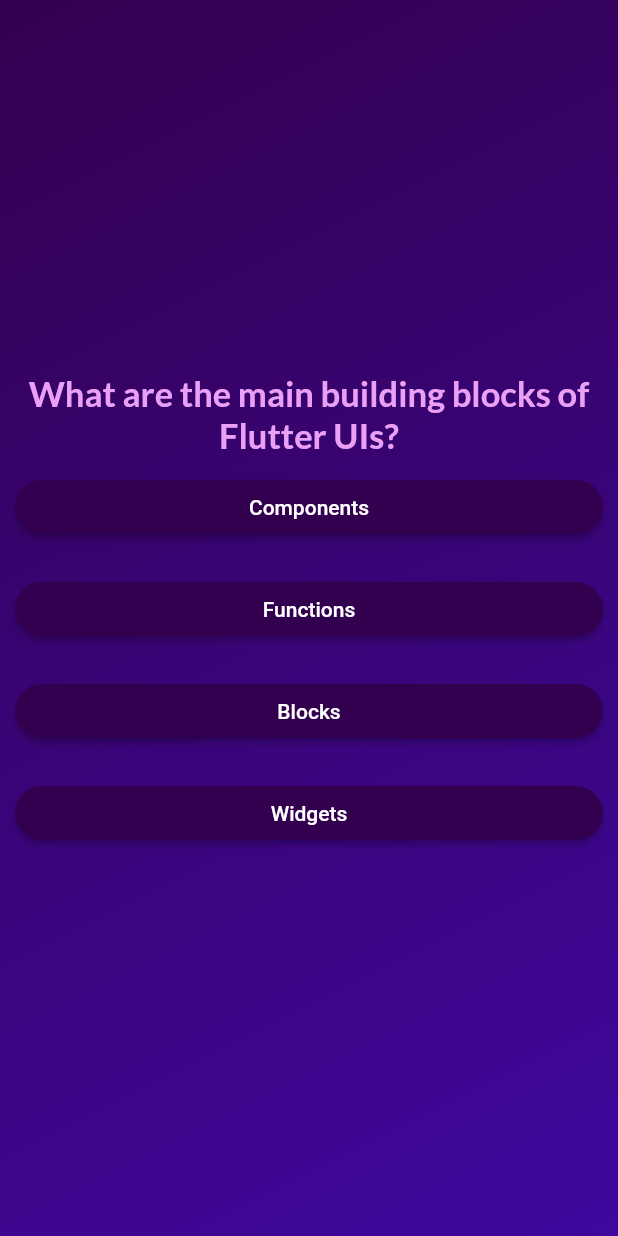
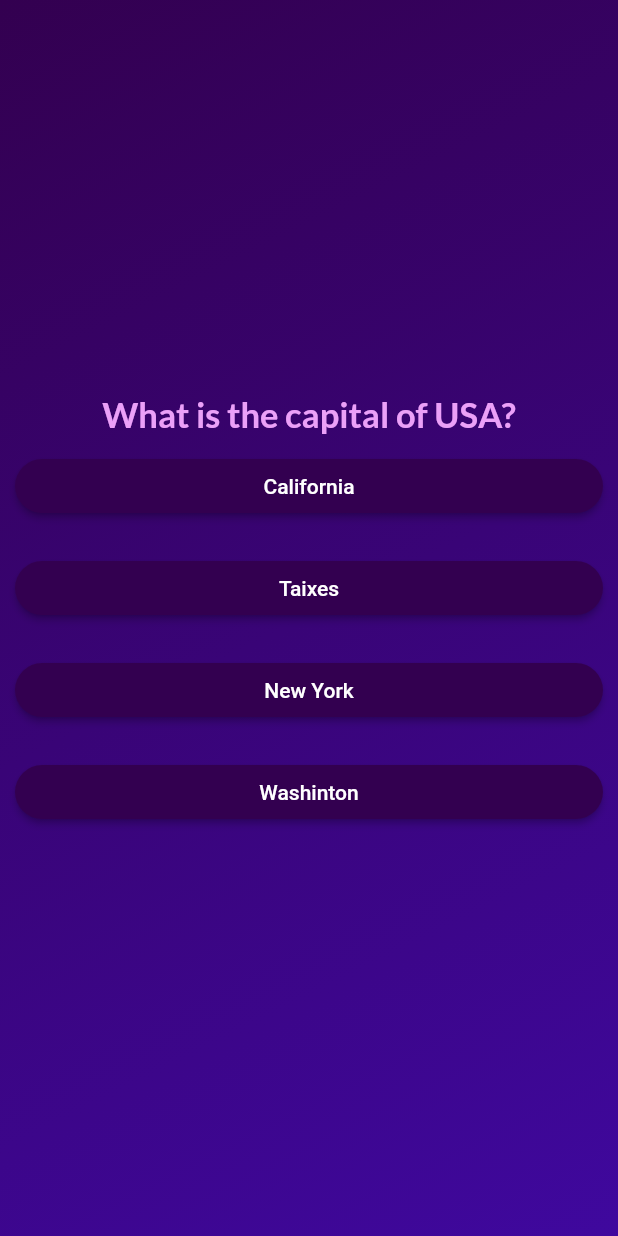
Before and after one commit to 1lordraiden1/Quiz_app, a Flutter app: the screen it shows after launch, after a tap on "Start here", on a phone screen of 412 x 824 dp. Run offline on Flutter 3.47's test engine with Material 2 defaults, Android fonts, the phone set to English and light mode, and no system bars; our stand-ins replace google_fonts.

Commit message:
Finished Successfully

```diff
--- a/lib/data/questions.dart
+++ b/lib/data/questions.dart
@@ -1,5 +1,62 @@
 import 'package:quiz_app/models/quiz_question.dart';
 
+const questions = [
+  QuizQuestion(
+    'What is the capital of USA?',
+    [
+      'Washinton',
+      'California',
+      'New York',
+      'Taixes',
+    ],
+  ),
+  QuizQuestion(
+    'What is the result of merging red and blue?',
+  [
+    'purple',
+    'pink',
+    'green',
+    'darken red',
+  ]),
+  QuizQuestion(
+    'What\'s the fruit which contains Vitamine B12?',
+    [
+      'Banana',
+      'Apple',
+      'Melon',
+      'Mango',
+    ],
+  ),
+  QuizQuestion(
+    'Which fruit it\'s name identical to it\'s color',
+    [
+      'orange',
+      'fruit',
+      'grass',
+      'None of the above',
+    ],
+  ),
+  QuizQuestion(
+    'What happens if you merged yellow and green, We get?',
+    [
+      'Sky',
+      'gray',
+      'blue',
+      'white',
+    ],
+  ),
+  QuizQuestion(
+    'What is the resulted value of dividing Acceleration and Speed',
+    [
+      'Time',
+      'Space',
+      'Mass',
+      'Distance',
+    ],
+  ),
+];
+
+/*
 const questions = [
   QuizQuestion(
     'What are the main building blocks of Flutter UIs?',
@@ -53,3 +110,4 @@
     ],
   ),
 ];
+*/
--- a/lib/result.dart
+++ b/lib/result.dart
@@ -35,6 +35,7 @@
       child: Container(
         margin: const EdgeInsets.all(40.0),
         child: Column(
+
           children: [
             Text(
               "You answered $correctAnswersCounter out of ${choosenAnswers.length} questions correctly!",
@@ -48,6 +49,9 @@
               height: 30,
             ),
             QuestionSummary(SummaryAnswers()),
+            const SizedBox(
+              height: 30,
+            ),
             OutlinedButton.icon(
               style: OutlinedButton.styleFrom(
                 foregroundColor: Colors.white,
```
Also changed, not shown: lib/question_summary.dart (+33 -5 lines), 1 other file.
